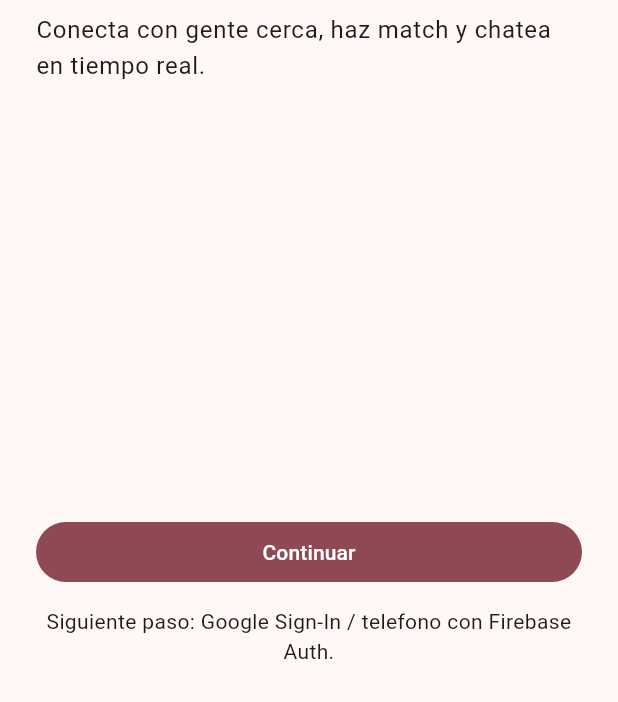
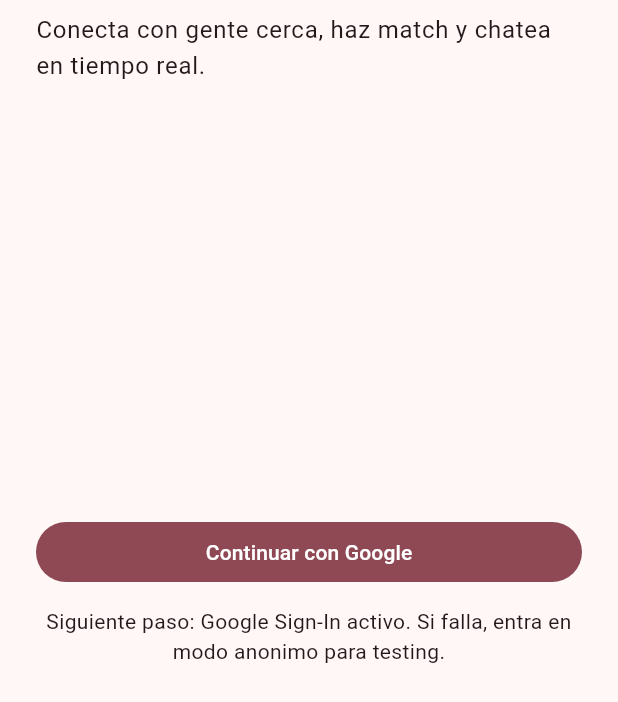
Before and after one commit to Lisandro1313/Finder, a Flutter app: the screen it shows after launch, on a phone screen of 412 x 824 dp, the part 534-1236 px from its top. Run offline on Flutter 3.47's test engine with Material 2 defaults, Android fonts, the phone set to English and light mode, and no system bars; our stand-ins replace cloud_firestore, firebase_auth, firebase_core, firebase_messaging, google_sign_in, in_app_purchase; accounts and stored records are empty.

Commit message:
feat: add Google Sign-In auth flow with anonymous fallback and update login UI

```diff
--- a/lib/features/auth/sign_in_screen.dart
+++ b/lib/features/auth/sign_in_screen.dart
@@ -35,11 +35,11 @@
                         width: 20,
                         child: CircularProgressIndicator(strokeWidth: 2),
                       )
-                    : const Text('Continuar'),
+                    : const Text('Continuar con Google'),
               ),
               const SizedBox(height: 12),
               const Text(
-                'Siguiente paso: Google Sign-In / telefono con Firebase Auth.',
+                'Siguiente paso: Google Sign-In activo. Si falla, entra en modo anonimo para testing.',
                 textAlign: TextAlign.center,
               ),
             ],
--- a/lib/main.dart
+++ b/lib/main.dart
@@ -2,6 +2,7 @@
 import 'package:firebase_auth/firebase_auth.dart';
 import 'package:firebase_messaging/firebase_messaging.dart';
 import 'package:flutter/material.dart';
+import 'package:google_sign_in/google_sign_in.dart';
 
 import 'app/firebase_bootstrap.dart';
 import 'app/finder_root.dart';
@@ -19,7 +20,7 @@
   await FirebaseBootstrap.ensureInitialized();
 
   final authRepository = FirebaseBootstrap.isAvailable
-      ? FirebaseAuthRepository(FirebaseAuth.instance)
+      ? FirebaseAuthRepository(FirebaseAuth.instance, GoogleSignIn())
       : MockAuthRepository();
   final profileRepository = FirebaseBootstrap.isAvailable
       ? FirestoreProfileRepository(FirebaseFirestore.instance)
--- a/pubspec.yaml
+++ b/pubspec.yaml
@@ -40,6 +40,7 @@
   cloud_firestore: ^4.14.0
   in_app_purchase: ^3.1.13
   firebase_messaging: ^14.7.10
+  google_sign_in: ^6.1.6
 
 dev_dependencies:
   flutter_test:
```
Also changed, not shown: lib/data/repositories/auth_repository.dart (+22 -2 lines), pubspec.lock, 1 other file.
